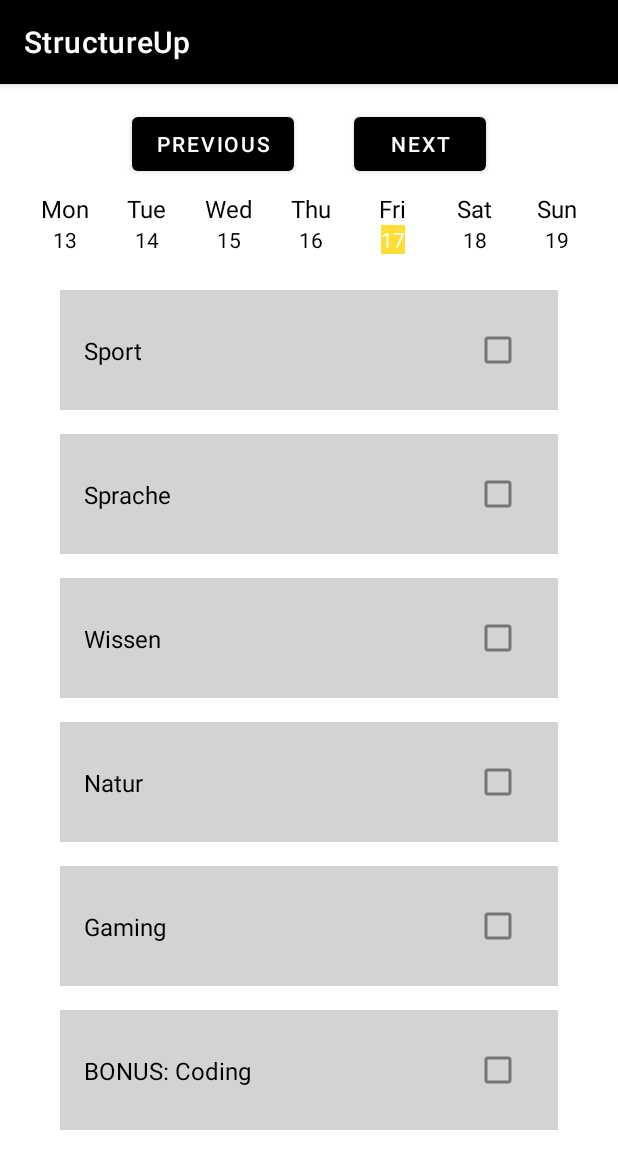
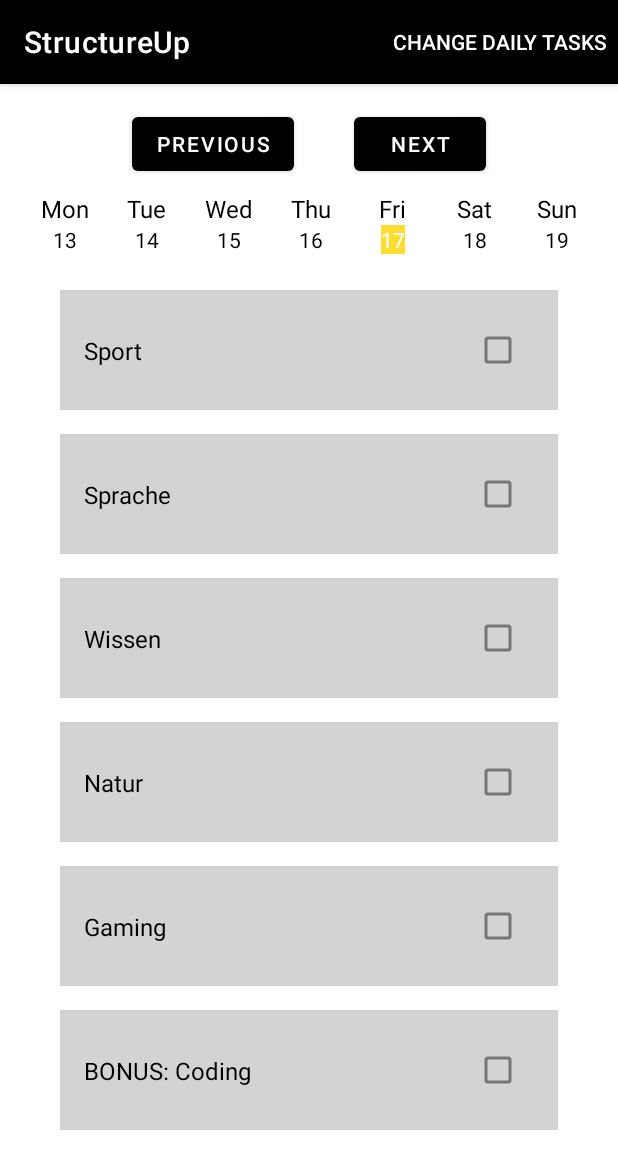
Before and after one commit to FrankNesling/structureup, an Android app: the screen it shows after launch (TodoActivity), on a phone screen of 412 x 824 dp. Shown: the top 1169 px of the screen. Run offline under Robolectric (Android 15) with nearby library versions, the phone set to English and light mode, and no system bars; our stand-ins replace Room's generated code.

```diff
--- a/app/build.gradle.kts
+++ b/app/build.gradle.kts
@@ -45,6 +45,7 @@ dependencies {
     // layout
     implementation("androidx.recyclerview:recyclerview:1.3.0")
     implementation("androidx.room:room-common:2.6.1")
+    implementation("androidx.constraintlayout:constraintlayout:2.2.0")
 
     // database
     val roomVersion = "2.6.1"
--- a/app/src/main/java/com/webie/structureup/activities/TodoActivity.kt
+++ b/app/src/main/java/com/webie/structureup/activities/TodoActivity.kt
@@ -1,10 +1,12 @@
 package com.webie.structureup.activities
 
 // OS
+import android.content.Intent
 import android.os.Bundle
 import androidx.appcompat.app.AppCompatActivity
 import androidx.lifecycle.ViewModelProvider
 import androidx.lifecycle.Observer
+import android.util.Log
 
 // UI
 import android.widget.Button
@@ -12,6 +14,9 @@ import android.widget.LinearLayout
 import android.widget.TextView
 import androidx.recyclerview.widget.LinearLayoutManager
 import androidx.recyclerview.widget.RecyclerView
+import android.view.Menu
+import android.graphics.Color
+import android.view.MenuItem
 
 // References
 import com.webie.structureup.R
@@ -25,8 +30,7 @@ import com.webie.structureup.utils.getWeekDays
 // Calendar
 import java.util.*
 import java.text.SimpleDateFormat
-import android.graphics.Color
-import android.util.Log
+
 
 class TodoActivity : AppCompatActivity() {
     // UI elements
@@ -100,6 +104,27 @@ class TodoActivity : AppCompatActivity() {
         todoViewModel.checkAndAddTasksForToday()
     }
 
+    // menu action bar
+    override fun onCreateOptionsMenu(menu: Menu?): Boolean {
+        // add items to the action bar
+        menuInflater.inflate(R.menu.todo_menu, menu)
+        return true
+    }
+
+    override fun onOptionsItemSelected(item: MenuItem): Boolean {
+        return when (item.itemId) {
+            R.id.action_open_table -> {
+                // navigate to dailyActivities
+                val intent = Intent(this, DailyActivity::class.java)
+                startActivity(intent)
+                true
+            }
+            else -> super.onOptionsItemSelected(item)
+        }
+    }
+
+
+
     // To Do Tasks
     private fun addTodoTask() {
         val todoTaskName = "New Task"   // default name for new task
--- /dev/null
+++ b/app/src/main/res/drawable/plus.xml
@@ -0,0 +1,5 @@
+<vector android:height="24dp" android:tint="#E61A1A"
+    android:viewportHeight="24" android:viewportWidth="24"
+    android:width="24dp" xmlns:android="http://schemas.android.com/apk/res/android">
+    <path android:fillColor="@android:color/black" android:pathData="M19,13h-6v6h-2v-6H5v-2h6V5h2v6h6v2z"/>
+</vector>
--- /dev/null
+++ b/app/src/main/res/menu/todo_menu.xml
@@ -0,0 +1,8 @@
+<?xml version="1.0" encoding="utf-8"?>
+<menu xmlns:app="http://schemas.android.com/apk/res-auto"
+    xmlns:android="http://schemas.android.com/apk/res/android">
+    <item
+        android:id="@+id/action_open_table"
+        android:title="Change Daily Tasks"
+        app:showAsAction="always" />
+</menu>
--- a/app/src/main/res/values/colors.xml
+++ b/app/src/main/res/values/colors.xml
@@ -3,4 +3,5 @@
     <color name="black">#FF000000</color>
     <color name="white">#FFFFFFFF</color>
     <color name="lightgrey">#D3D3D3</color>
+    <color name="red">#E61A1A</color>
 </resources>
```
Also changed, not shown: app/src/main/AndroidManifest.xml (+6 -2 lines), app/src/main/java/com/webie/structureup/activities/DailyActivity.kt (+39 -1 lines), app/src/main/res/layout/activity_daily.xml (added, +32 -0 lines).
